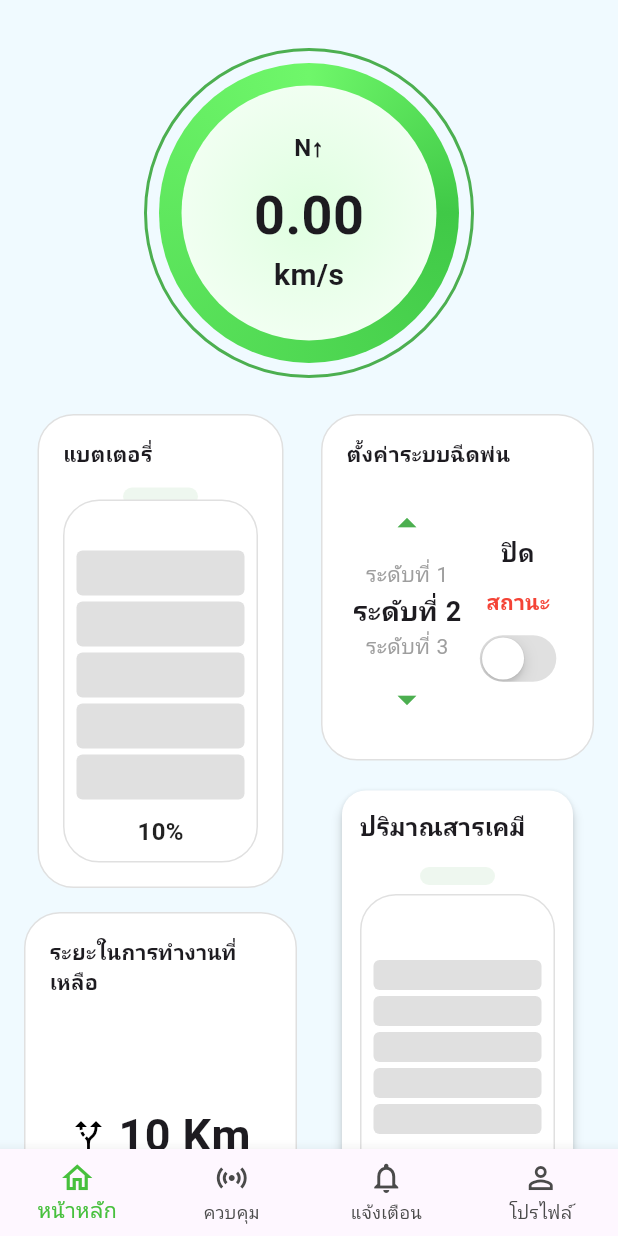
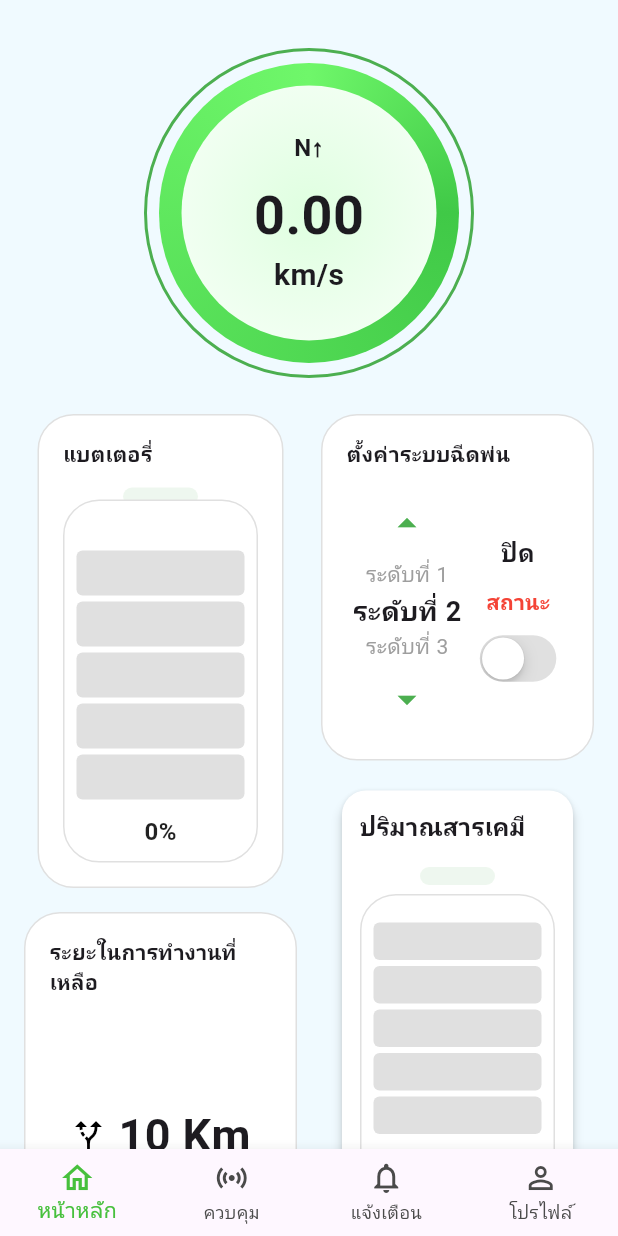
Before and after one commit to Praewawawa/chemicalsprayingchemicalspraying-App, a Flutter app: the AddprofilePage screen opened by its route, on a phone screen of 412 x 824 dp. Run offline on Flutter 3.47's test engine with Material 3 defaults, Android fonts, the phone set to English and light mode, and no system bars; our stand-ins replace auto_route, flutter_local_notifications, flutter_map, google_maps_flutter, image_picker, latlong2 and 1 more; missing offline and left inert: mqtt_client; accounts and stored records are empty.

Commit message:
Initial commit

```diff
--- a/lib/screen/addprofile.dart
+++ b/lib/screen/addprofile.dart
@@ -243,16 +243,16 @@ class BatteryCard extends StatelessWidget {
                 child: Column(
                   mainAxisAlignment: MainAxisAlignment.end,
                   children: [
-                    // 🔋 ก้อนแบตเตอรี่แบ่งเป็น 5 ชิ้น
-                    for (int i = 0; i < 5; i++)
+                    // 🔋 ก้อนแบตเตอรี่แบ่งเป็น 5 ชิ้น จากล่างขึ้นบน
+                    for (int i in List.generate(5, (index) => index).reversed)
                       Container(
                         margin: const EdgeInsets.symmetric(vertical: 2),
                         height: 30,
                         width: double.infinity,
                         decoration: BoxDecoration(
                           color: (batteryLevel * 5).floor() > i
-                              ? const Color(0xFF40C947)
-                              : Colors.grey.shade300,
+                              ? const Color(0xFF40C947) // เขียวเมื่อมีแบต
+                              : Colors.grey.shade300,    // เทาเมื่อไม่มีแบต
                           borderRadius: BorderRadius.circular(4),
                         ),
                       ),
@@ -275,6 +275,7 @@ class BatteryCard extends StatelessWidget {
     );
   }
 }
+
 class ChemicalCard extends StatelessWidget {
   const ChemicalCard({super.key});
 
@@ -320,10 +321,10 @@ class ChemicalCard extends StatelessWidget {
                 child: Column(
                   mainAxisAlignment: MainAxisAlignment.end,
                   children: [
-                    for (int i = 0; i < 5; i++)
+                    for (int i in List.generate(5, (index) => index).reversed)
                       Container(
                         margin: const EdgeInsets.symmetric(vertical: 2),
-                        height: 20,
+                        height: 25,
                         width: double.infinity,
                         decoration: BoxDecoration(
                           color: _getBlockColor(i, chemicalLevel),
--- a/lib/screen/mqtt_service.dart
+++ b/lib/screen/mqtt_service.dart
@@ -17,8 +17,8 @@ class MqttService {
 
   late MqttServerClient client;
   double windSpeed = 0.0;
-  double battery = 10.0;
-  double chemical = 10.0;
+  double battery = 0.0;
+  double chemical = 0.0;
   bool waterLevel = false;
   Function()? onUpdate;
 
```
